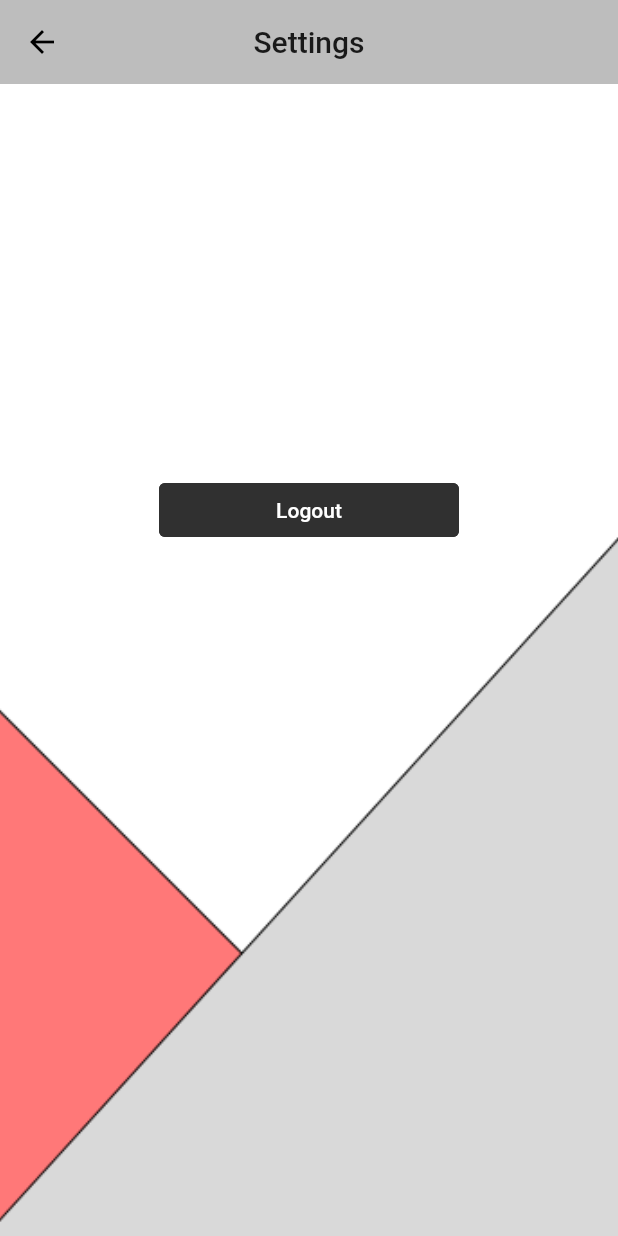
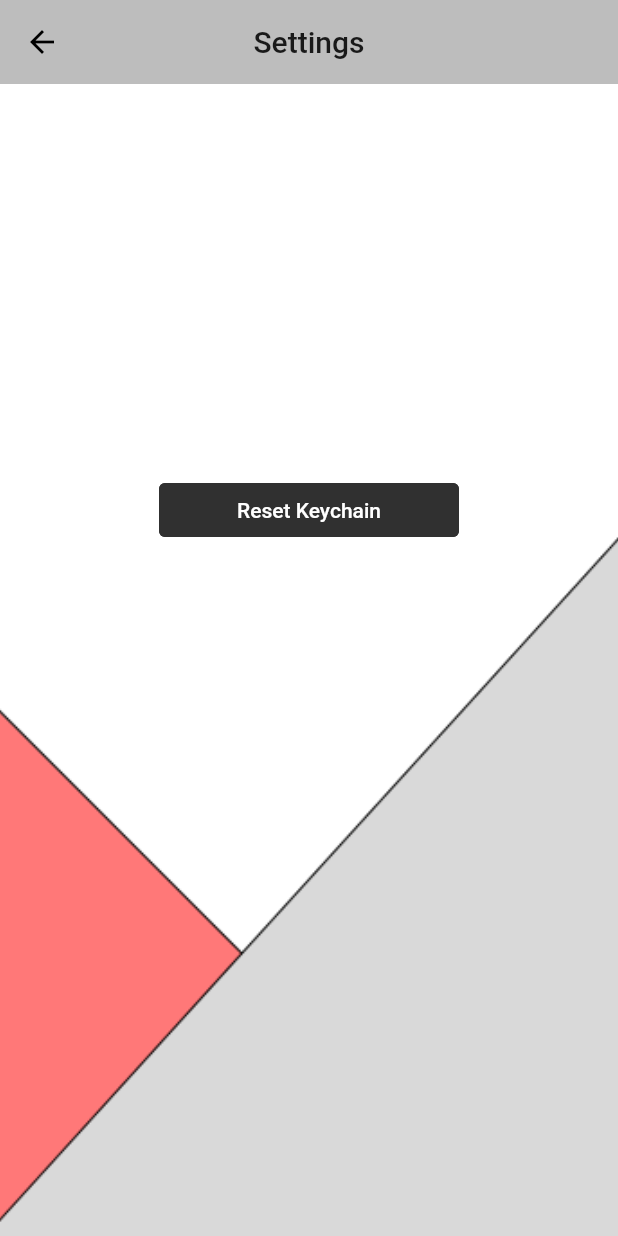
Before and after one commit to laurenashmore/At-Find, a Flutter app: the Settings screen opened by its route, on a phone screen of 412 x 824 dp. Run offline on Flutter 3.47's test engine with Material 2 defaults, Android fonts, the phone set to English and light mode, and no system bars; missing offline and left inert: at_client, at_client_mobile, at_commons, at_contacts_flutter, at_location_flutter, at_onboarding_flutter and 1 more.

Commit message:
ellis works on contacts screen

```diff
--- a/lib/main.dart
+++ b/lib/main.dart
@@ -1,3 +1,4 @@
+import 'package:atfind/screens/Contacts.dart';
 import 'package:atfind/screens/Home.dart';
 import 'package:flutter/material.dart';
 import 'package:atfind/screens/onboarding.dart';
@@ -24,7 +25,7 @@ class MyApp extends StatelessWidget {
         OnboardingScreen.id: (context) => OnboardingScreen(),
         Home.id: (context) => Home(),
         profile.id: (context) => profile(),
-        MyContactsScreen.id: (context) => MyContactsScreen(),
+        Contacts.id: (context) => Contacts(),
         Settings.id: (context) => Settings(),
         SendAlert.id: (context) => SendAlert(),
 
--- a/lib/screens/Settings.dart
+++ b/lib/screens/Settings.dart
@@ -4,6 +4,7 @@ import 'package:flutter/cupertino.dart';
 import 'package:flutter/material.dart';
 import 'package:atfind/service.dart';
 import 'package:at_utils/at_logger.dart';
+import '../constants.dart';
 
 class Settings extends StatefulWidget {
   static final String id = 'settings';
@@ -60,9 +61,17 @@ class _SettingsState extends State<Settings> {
                 await _keyChainManager.getAtSignListFromKeychain();
                 _atSignsList?.forEach((element) {
                   _keyChainManager.deleteAtSignFromKeychain(element);
-                });
+                }
+                );
+                ScaffoldMessenger.of(context).showSnackBar(SnackBar(
+                    content: Text(
+                      'Keychain cleaned',
+                      textAlign: TextAlign.center,
+                    ),
+                ),
+                );
               },
-              child: Text('Logout'),
+              child: Text(AppStrings.reset_keychain),
               style: TextButton.styleFrom(
                   backgroundColor: Colors.grey[850],
                   primary: Colors.white,
--- a/lib/screens/onboarding.dart
+++ b/lib/screens/onboarding.dart
@@ -12,7 +12,7 @@ import 'package:atfind/screens/Home.dart';
 
 class OnboardingScreen extends StatefulWidget {
   //OnboardingScreen({required Key key}) : super(key: key);
-  static final id = "onboarding_screen";
+  static final id = "onboardingscreen";
   @override
   _OnboardingScreenState createState() => _OnboardingScreenState();
 }
```
Also changed, not shown: lib/screens/Contacts.dart (+38 -0 lines).
